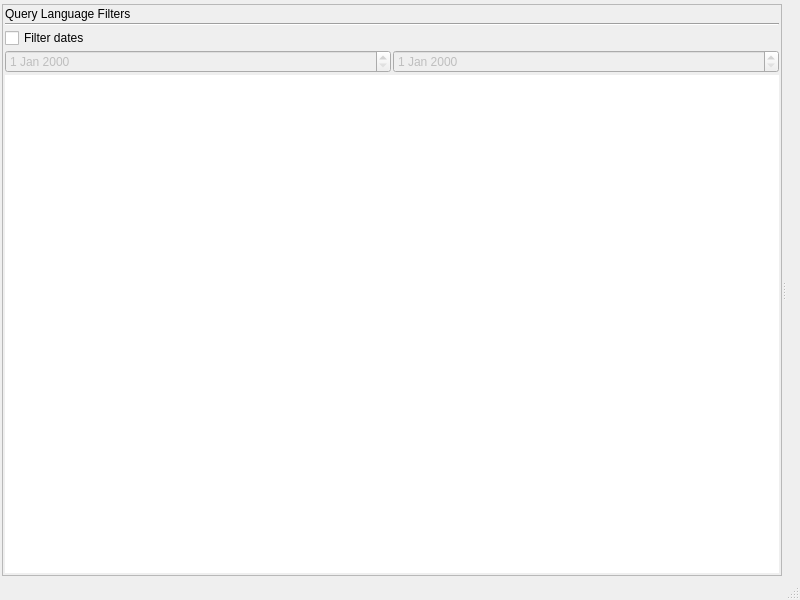
Old version of the form src/qtgui/rclmain.ui in the repository alberti42/recoll-macos.
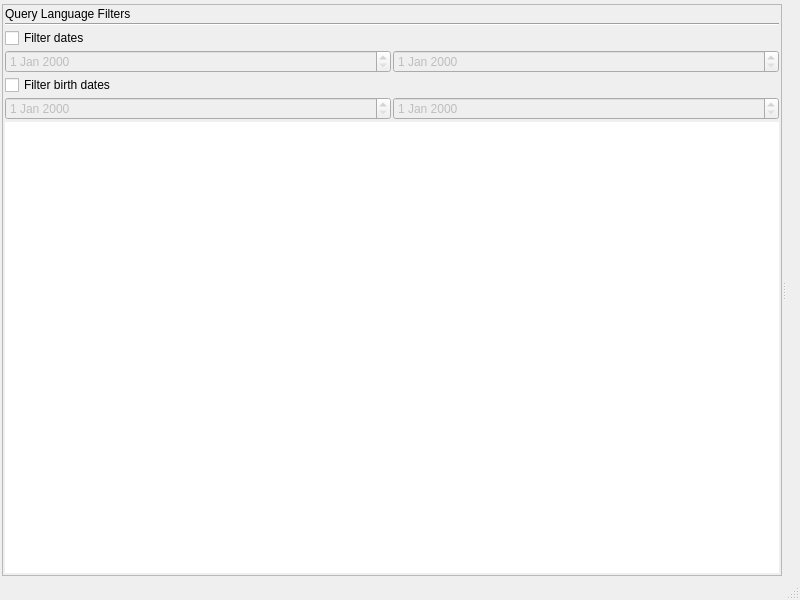
New version of the form. Icons and pictures are not drawn. Custom widgets are drawn as their Qt base class.

Commit message: Add "birth date" metadata index for the EXT4 file system: "add birth time api in qtgui" original

```diff
--- a/src/qtgui/rclmain.ui
+++ b/src/qtgui/rclmain.ui
@@ -20,8 +20,8 @@
    <string>Recoll</string>
   </property>
   <widget class="QWidget" name="centralwidget">
-   <layout class="QVBoxLayout" name="verticalLayout_2">
-    <item>
+   <layout class="QGridLayout" name="gridLayout">
+    <item row="0" column="0">
      <layout class="QVBoxLayout" name="verticalLayout">
       <item>
        <widget class="SSearch" name="sSearch" native="true">
@@ -85,6 +85,34 @@
             </item>
            </layout>
           </item>
+          <item>
+           <widget class="QCheckBox" name="birthDateFilterCB">
+            <property name="text">
+             <string>Filter birth dates</string>
+            </property>
+            <property name="checked">
+             <bool>false</bool>
+            </property>
+           </widget>
+          </item>
+          <item>
+           <layout class="QHBoxLayout" name="hLayoutDatesFilter_2">
+            <item>
+             <widget class="QDateEdit" name="minBirthDateFilterDTEDT">
+              <property name="enabled">
+               <bool>false</bool>
+              </property>
+             </widget>
+            </item>
+            <item>
+             <widget class="QDateEdit" name="maxBirthDateFilterDTEDT">
+              <property name="enabled">
+               <bool>false</bool>
+              </property>
+             </widget>
+            </item>
+           </layout>
+          </item>
           <item>
            <widget class="QTreeView" name="idxTreeView">
             <property name="frameShape">
```
Left out of the diff: 2 changed lines with no effect on the pictures. The commit also changes 7 other files.
